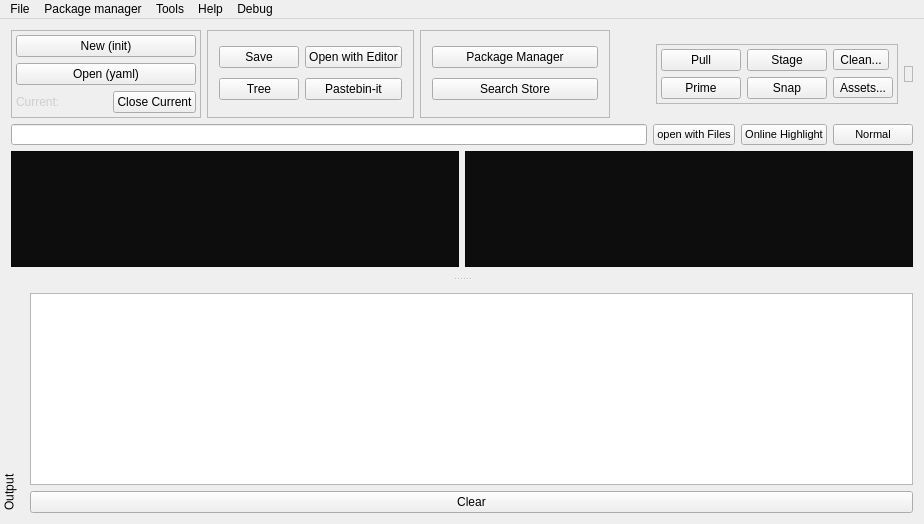
Above: snapcraft-qt/mainwindow.ui from snapcraft-gui/snapcraft-gui before the change. Below: the same form after it.
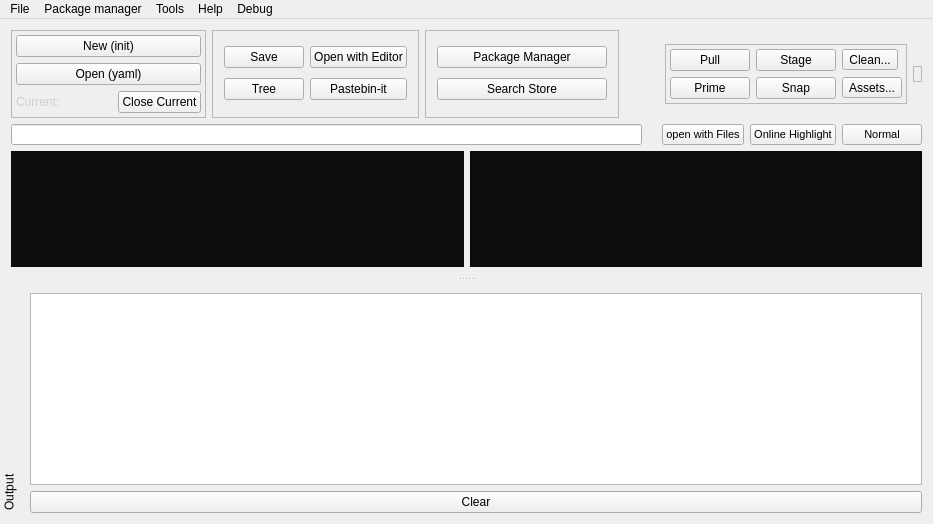
That is the form after the change. Icons and pictures are not drawn.

Commit message: snap command implemented you can snap out package now snapcraft file stats like chars count and line number live update

Diff of the .ui file:
```diff
--- a/snapcraft-qt/mainwindow.ui
+++ b/snapcraft-qt/mainwindow.ui
@@ -6,7 +6,7 @@
    <rect>
     <x>0</x>
     <y>0</y>
-    <width>924</width>
+    <width>933</width>
     <height>524</height>
    </rect>
   </property>
@@ -314,6 +314,22 @@
         </property>
        </widget>
       </item>
+      <item>
+       <widget class="QLabel" name="doc_stats">
+        <property name="font">
+         <font>
+          <pointsize>10</pointsize>
+          <italic>true</italic>
+         </font>
+        </property>
+        <property name="styleSheet">
+         <string notr="true">color: silver;</string>
+        </property>
+        <property name="text">
+         <string/>
+        </property>
+       </widget>
+      </item>
       <item>
        <widget class="QPushButton" name="open_with_files">
         <property name="sizePolicy">
@@ -426,7 +442,7 @@
     <rect>
      <x>0</x>
      <y>0</y>
-     <width>924</width>
+     <width>933</width>
      <height>19</height>
     </rect>
    </property>
```
